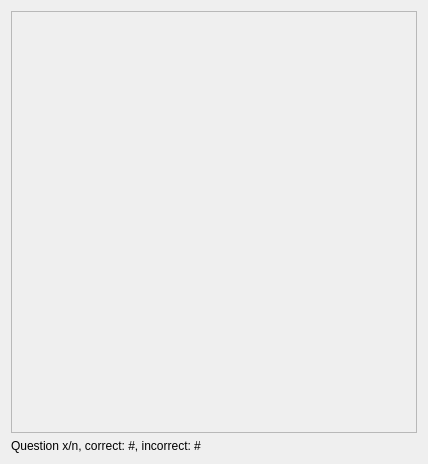
Old version of the form qthometrainermaindialog.ui in the repository richelbilderbeek/Hometrainer.
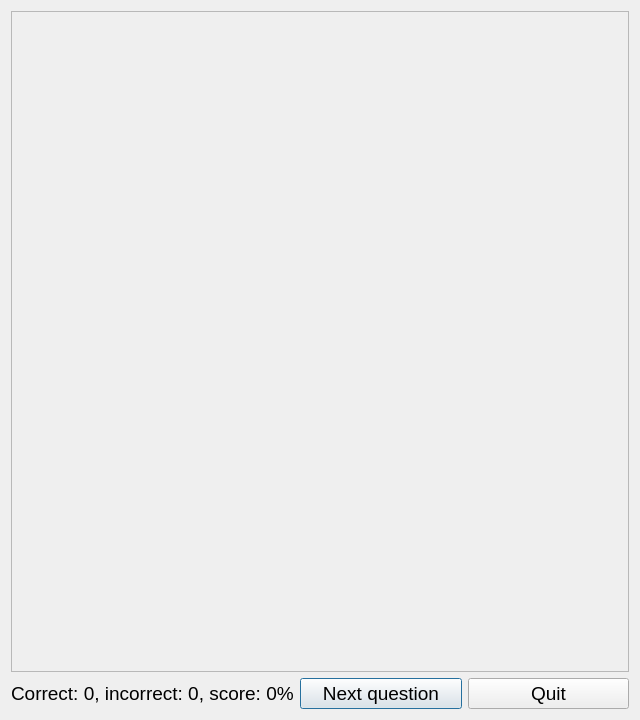
New version of the form. Icons and pictures are not drawn.

Patch:
```diff
--- a/qthometrainermaindialog.ui
+++ b/qthometrainermaindialog.ui
@@ -6,10 +6,15 @@
    <rect>
     <x>0</x>
     <y>0</y>
-    <width>428</width>
-    <height>464</height>
+    <width>640</width>
+    <height>720</height>
    </rect>
   </property>
+  <property name="font">
+   <font>
+    <pointsize>14</pointsize>
+   </font>
+  </property>
   <property name="windowTitle">
    <string>Hometrainer</string>
   </property>
@@ -24,8 +29,8 @@
        <rect>
         <x>0</x>
         <y>0</y>
-        <width>408</width>
-        <height>425</height>
+        <width>620</width>
+        <height>560</height>
        </rect>
       </property>
       <layout class="QVBoxLayout" name="verticalLayout_3"/>
@@ -33,11 +38,29 @@
     </widget>
    </item>
    <item>
-    <widget class="QLabel" name="label_score">
-     <property name="text">
-      <string>Question x/n, correct: #, incorrect: #</string>
-     </property>
-    </widget>
+    <layout class="QHBoxLayout" name="layout_bottom">
+     <item>
+      <widget class="QLabel" name="label_score">
+       <property name="text">
+        <string>Correct: 0, incorrect: 0, score: 0%</string>
+       </property>
+      </widget>
+     </item>
+     <item>
+      <widget class="QPushButton" name="button_next">
+       <property name="text">
+        <string>Next question</string>
+       </property>
+      </widget>
+     </item>
+     <item>
+      <widget class="QPushButton" name="button_quit">
+       <property name="text">
+        <string>Quit</string>
+       </property>
+      </widget>
+     </item>
+    </layout>
    </item>
   </layout>
  </widget>
```
Left out of the diff: 10 changed lines with no effect on the pictures.
